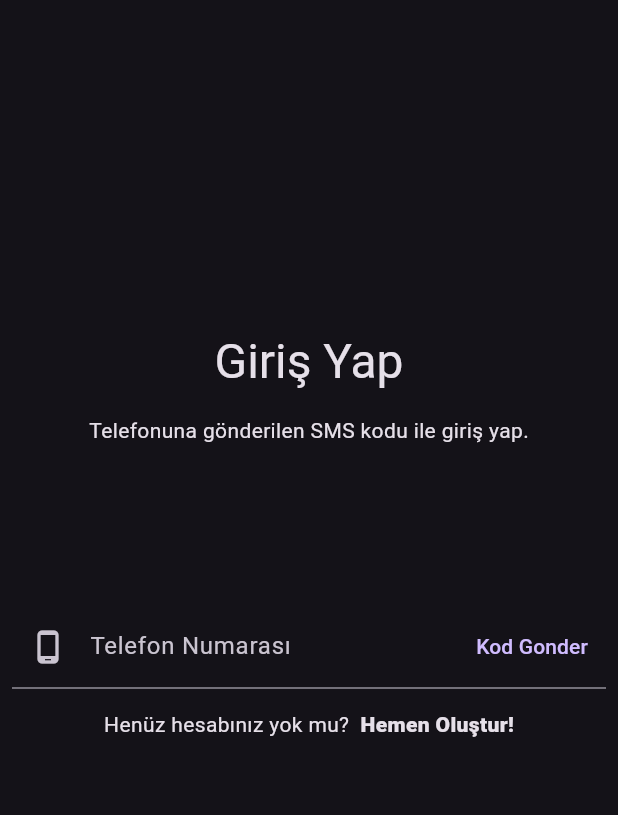
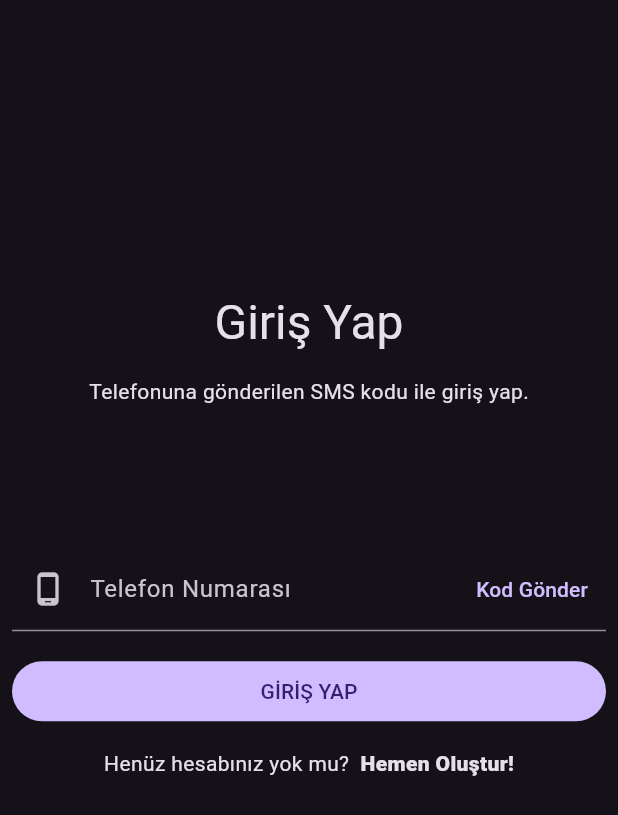
Before and after one commit to ygtsmt/todo_list_case_study, a Flutter app: the LoginForm widget shown alone on an empty page, opened directly, on a phone screen of 412 x 824 dp. Shown: the top 815 px of the screen. Run offline on Flutter 3.47's test engine with Material 2 defaults, Android fonts, the phone set to English and light mode, and no system bars; our stand-ins replace bloc, cloud_firestore, equatable, firebase_auth, firebase_core, flutter_bloc and 1 more; missing offline and left inert: flutter_adaptive_ui; accounts and stored records are empty.

Commit message:
Login form bugs fixed

```diff
--- a/lib/app/features/auth/login/ui/login_form.dart
+++ b/lib/app/features/auth/login/ui/login_form.dart
@@ -15,15 +15,14 @@ class LoginForm extends StatefulWidget {
 }
 
 class _LoginFormState extends State<LoginForm> {
-  bool _obscureText = true;
   final TextEditingController _phoneNumberController = TextEditingController();
   final TextEditingController _smsCodeController = TextEditingController();
   final GlobalKey<FormState> _formKey = GlobalKey<FormState>();
+  final GlobalKey<FormState> _smsCodeKey = GlobalKey<FormState>();
 
   @override
   void initState() {
     super.initState();
-    _obscureText = true;
   }
 
   @override
@@ -38,11 +37,11 @@ class _LoginFormState extends State<LoginForm> {
     return BlocListener<PhoneAuthBloc, PhoneAuthState>(
       listener: (context, state) {
         if (state is PhoneAuthVerified) {
-          Navigator.of(context).pushReplacement(
-            MaterialPageRoute(
-              builder: (_) => const HomeScreen(),
-            ),
-          );
+          // Navigator.of(context).pushReplacement(
+          //   MaterialPageRoute(
+          //     builder: (_) => const HomeScreen(),
+          //   ),
+          // );
         }
 
         if (state is PhoneAuthError) {
@@ -101,31 +100,31 @@ class _LoginFormState extends State<LoginForm> {
                                         ),
                                       );
                                 },
-                                child: const Text("Kod Gonder"),
+                                child: const Text("Kod Gönder"),
                               ),
                             ),
                             validator: MultiValidator(
                               [
-                                RequiredValidator(errorText: 'error'),
+                                RequiredValidator(errorText: 'Boş bırakılamaz.'),
                               ],
                             ),
                           )
                         else
                           Column(
                             children: [
-                              TextFormField(
+                              Form(
+                                key: _smsCodeKey,
+                                child: TextFormField(
                                   controller: _smsCodeController,
                                   decoration: const InputDecoration(
                                     labelText: 'Doğrulama Kodu',
                                     prefixIcon: Icon(Icons.onetwothree_outlined),
                                   ),
                                   keyboardType: TextInputType.number,
-                                obscureText: _obscureText,
                                   textInputAction: TextInputAction.done,
                                   validator: MultiValidator(
-                                  [
-                                    RequiredValidator(errorText: 'error'),
-                                  ],
+                                    [RequiredValidator(errorText: 'Boş bırakılamaz.')],
+                                  ),
                                 ),
                               ),
                               const SizedBox(
@@ -135,16 +134,44 @@ class _LoginFormState extends State<LoginForm> {
                                   width: double.infinity,
                                   child: FilledButton(
                                     onPressed: () {
+                                      if (_smsCodeKey.currentState!.validate()) {
                                         context.read<PhoneAuthBloc>().add(VerifySentOtpEvent(
                                             otpCode: _smsCodeController.text, verificationId: state.verificationId));
+                                      }
+                                    },
+                                    child: const Text(
+                                      'DOĞRULA',
+                                    ),
+                                  )),
+                            ],
+                          ),
+                        const SizedBox(
+                          height: 16,
+                        ),
+                        SizedBox(
+                            width: double.infinity,
+                            child: FilledButton(
+                              onPressed: () {
+                                if (_formKey.currentState!.validate()) {
+                                  if (state is PhoneAuthVerified) {
+                                    Navigator.of(context).pushReplacement(
+                                      MaterialPageRoute(
+                                        builder: (_) => const HomeScreen(),
+                                      ),
+                                    );
+                                  } else {
+                                    ScaffoldMessenger.of(context).showSnackBar(
+                                      const SnackBar(
+                                        content: Text("Telefon doğrulaması gerekiyor."),
+                                      ),
+                                    );
+                                  }
+                                }
                               },
                               child: const Text(
                                 'GİRİŞ YAP',
                               ),
-                                ),
-                              ),
-                            ],
-                          ),
+                            )),
                         TextButton(
                           onPressed: () {
                             Navigator.push(
```
Lines whose indentation alone changed are shown as unchanged.
